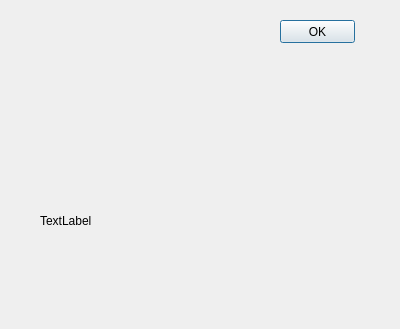
Above: sc/gui/about.ui from badanni/Logika before the change. Below: the same form after it.
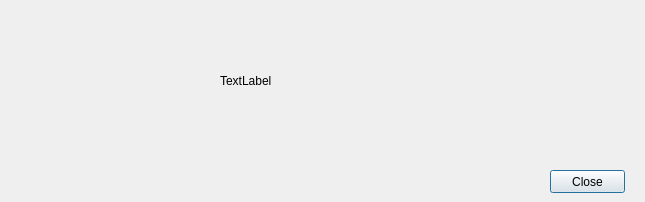
That is the form after the change. Icons and pictures are not drawn.

```diff
--- a/sc/gui/about.ui
+++ b/sc/gui/about.ui
@@ -6,20 +6,20 @@
    <rect>
     <x>0</x>
     <y>0</y>
-    <width>400</width>
-    <height>329</height>
+    <width>645</width>
+    <height>202</height>
    </rect>
   </property>
   <property name="minimumSize">
    <size>
-    <width>400</width>
-    <height>329</height>
+    <width>645</width>
+    <height>202</height>
    </size>
   </property>
   <property name="maximumSize">
    <size>
-    <width>400</width>
-    <height>500</height>
+    <width>645</width>
+    <height>202</height>
    </size>
   </property>
   <property name="windowTitle">
@@ -63,12 +63,18 @@
   <widget class="QLabel" name="acerca_de_etiqueta">
    <property name="geometry">
     <rect>
-     <x>40</x>
-     <y>150</y>
+     <x>220</x>
+     <y>10</y>
      <width>311</width>
      <height>141</height>
     </rect>
    </property>
+   <property name="minimumSize">
+    <size>
+     <width>0</width>
+     <height>0</height>
+    </size>
+   </property>
    <property name="text">
     <string>TextLabel</string>
    </property>
@@ -79,14 +85,14 @@
   <widget class="QPushButton" name="acerca_de_bt_cerrar">
    <property name="geometry">
     <rect>
-     <x>280</x>
-     <y>20</y>
+     <x>550</x>
+     <y>170</y>
      <width>75</width>
      <height>23</height>
     </rect>
    </property>
    <property name="text">
-    <string>OK</string>
+    <string>Close</string>
    </property>
   </widget>
  </widget>
```
